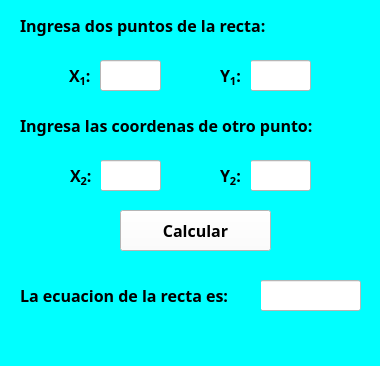
First picture: the form in Programas/U1_Ejercicios/E6_EcuacionRecta.ui, repository NEUTRALDUST21/PIP_2024_3_Eq_Maciel, before the edit.
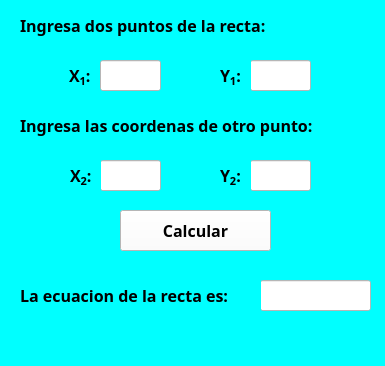
Second picture: the form after the edit.

```diff
--- a/Programas/U1_Ejercicios/E6_EcuacionRecta.ui
+++ b/Programas/U1_Ejercicios/E6_EcuacionRecta.ui
@@ -6,7 +6,7 @@
    <rect>
     <x>0</x>
     <y>0</y>
-    <width>380</width>
+    <width>385</width>
     <height>366</height>
    </rect>
   </property>
@@ -68,7 +68,7 @@
      <rect>
       <x>260</x>
       <y>280</y>
-      <width>101</width>
+      <width>111</width>
       <height>31</height>
      </rect>
     </property>
```
Left out of the diff: 2 changed lines with no effect on the pictures.
